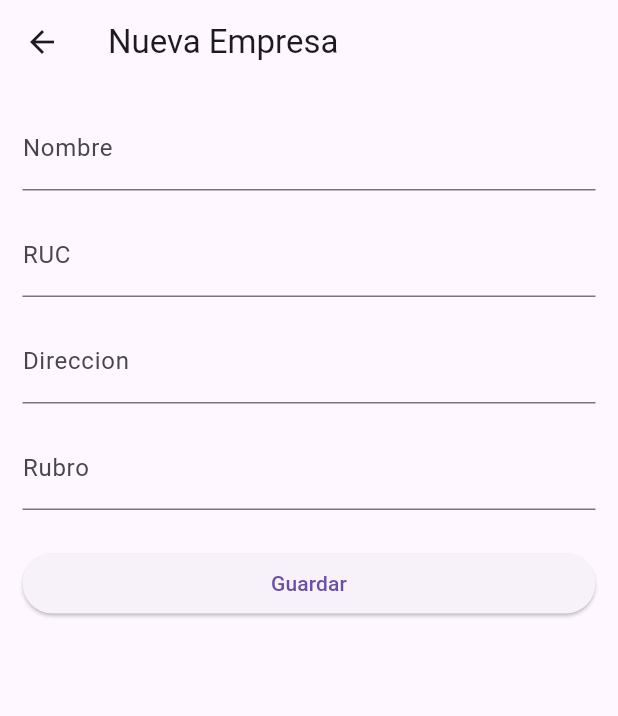
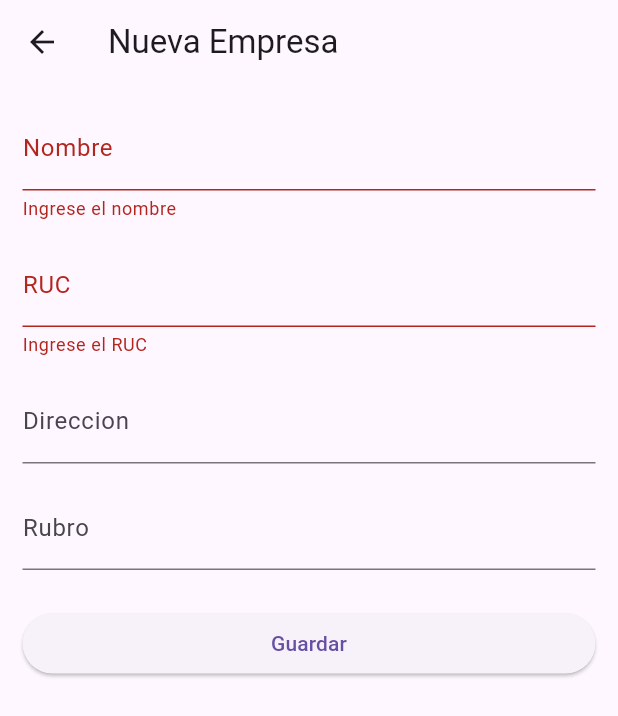
Before and after one commit to AromSanchez/flutter_sin-errores-segun-yo, a Flutter app: the screen it shows after launch, after a tap on "Guardar", on a phone screen of 412 x 824 dp. Shown: the top 716 px of the screen. Run offline on Flutter 3.47's test engine with Material 3 defaults, Android fonts, the phone set to English and light mode, and no system bars; network calls fail.

Commit message:
Refactor app structure to use ChangeNotifierProvider for EmpresaProvider; implement add method in EmpresaProvider; enhance FormScreen for saving empresas and improve ListScreen for better UI and functionality.

```diff
--- a/lib/main.dart
+++ b/lib/main.dart
@@ -1,5 +1,7 @@
+import 'package:crud_withnodejs_b/providers/empresa_provider.dart';
 import 'package:crud_withnodejs_b/screens/screens.dart';
 import 'package:flutter/material.dart';
+import 'package:provider/provider.dart';
 
 void main() => runApp(const MyApp());
 
@@ -8,7 +10,9 @@ class MyApp extends StatelessWidget {
 
   @override
   Widget build(BuildContext context) {
-    return MaterialApp(
+    return ChangeNotifierProvider(
+      create: (context) => EmpresaProvider(),
+      child: MaterialApp(
         debugShowCheckedModeBanner: false,
         title: 'Registro de Empresas',
         theme: ThemeData(primarySwatch: Colors.indigo),
@@ -19,6 +23,7 @@ class MyApp extends StatelessWidget {
           '/detail' : (context) => DetailScreen()
         }
 
+      ),
     );
   }
 }
--- a/lib/providers/empresa_provider.dart
+++ b/lib/providers/empresa_provider.dart
@@ -55,6 +55,20 @@ class EmpresaProvider  with ChangeNotifier{
     }
   }
 
+  Future<void> add(Empresa e) async {
+    _setLoading(true);
+    _setError(null);
+
+    try {
+      final created = await ApiService.createEmpresa(e);
+      _empresas.add(created);
+    } catch (e) {
+      _setError(e.toString());
+    } finally {
+      _setLoading(false);
+    }
+  }
+
   Future<void> remove(int id) async {
     _setLoading(true);
     _setError(null);
--- a/lib/screens/form_screen.dart
+++ b/lib/screens/form_screen.dart
@@ -1,47 +1,145 @@
+import 'package:crud_withnodejs_b/models/empresa.dart';
+import 'package:crud_withnodejs_b/providers/empresa_provider.dart';
 import 'package:flutter/material.dart';
+import 'package:provider/provider.dart';
 
-class FormScreen extends StatelessWidget {
-
+class FormScreen extends StatefulWidget {
   const FormScreen({super.key});
 
   @override
+  State<FormScreen> createState() => _FormScreenState();
+}
+
+class _FormScreenState extends State<FormScreen> {
+  final _formKey = GlobalKey<FormState>();
+  final _nombreController = TextEditingController();
+  final _rucController = TextEditingController();
+  final _direccionController = TextEditingController();
+  final _rubroController = TextEditingController();
+  Empresa? _empresa;
+  bool _isSaving = false;
+
+  @override
+  void didChangeDependencies() {
+    super.didChangeDependencies();
+    if (_empresa != null) return;
+    final args = ModalRoute.of(context)?.settings.arguments;
+    if (args is Empresa) {
+      _empresa = args;
+      _nombreController.text = _empresa!.nombre;
+      _rucController.text = _empresa!.ruc;
+      _direccionController.text = _empresa!.direccion ?? '';
+      _rubroController.text = _empresa!.rubro ?? '';
+    }
+  }
+
+  @override
+  void dispose() {
+    _nombreController.dispose();
+    _rucController.dispose();
+    _direccionController.dispose();
+    _rubroController.dispose();
+    super.dispose();
+  }
+
+  String? _requiredValidator(String? value, String fieldName) {
+    if (value == null || value.trim().isEmpty) {
+      return 'Ingrese $fieldName';
+    }
+    return null;
+  }
+
+  Future<void> _save() async {
+    if (!_formKey.currentState!.validate()) return;
+    setState(() => _isSaving = true);
+
+    final provider = Provider.of<EmpresaProvider>(context, listen: false);
+    final empresa = Empresa(
+      id: _empresa?.id,
+      nombre: _nombreController.text.trim(),
+      ruc: _rucController.text.trim(),
+      direccion: _direccionController.text.trim().isEmpty
+          ? null
+          : _direccionController.text.trim(),
+      rubro: _rubroController.text.trim().isEmpty
+          ? null
+          : _rubroController.text.trim(),
+      esactivo: _empresa?.esactivo ?? true,
+    );
+
+    try {
+      if (_empresa != null && _empresa!.id != null) {
+        await provider.update(_empresa!.id!, empresa);
+      } else {
+        await provider.add(empresa);
+      }
+      if (mounted) Navigator.pop(context);
+    } catch (e) {
+      if (mounted) {
+        ScaffoldMessenger.of(context).showSnackBar(
+          SnackBar(
+            content: Text('Error guardando empresa: $e'),
+            backgroundColor: Colors.red,
+          ),
+        );
+      }
+    } finally {
+      if (mounted) setState(() => _isSaving = false);
+    }
+  }
+
+  @override
   Widget build(BuildContext context) {
+    final title = _empresa != null ? 'Editar Empresa' : 'Nueva Empresa';
+
     return Scaffold(
       appBar: AppBar(
-        title: Text('Nueva Empresa'),
+        title: Text(title),
       ),
       body: Padding(
-        padding: EdgeInsetsGeometry.all(15),
-         child: Form(
+        padding: const EdgeInsets.all(15),
+        child: Form(
+          key: _formKey,
           child: ListView(
             children: [
               TextFormField(
-                decoration: InputDecoration(labelText: "Nombre"),
-                validator: (value) => "Ingrese su nombre",
+                controller: _nombreController,
+                decoration: const InputDecoration(labelText: 'Nombre'),
+                validator: (value) => _requiredValidator(value, 'el nombre'),
               ),
-              SizedBox(height: 15),
+              const SizedBox(height: 15),
               TextFormField(
-                decoration: InputDecoration(labelText: "RUC"),
-                validator: (value) => "Ingrese su RUC",
+                controller: _rucController,
+                decoration: const InputDecoration(labelText: 'RUC'),
+                validator: (value) => _requiredValidator(value, 'el RUC'),
               ),
-              SizedBox(height: 15),
+              const SizedBox(height: 15),
               TextFormField(
-                decoration: InputDecoration(labelText: "Direccion"),
-                validator: (value) => "Ingrese la direccion",
+                controller: _direccionController,
+                decoration: const InputDecoration(labelText: 'Direccion'),
               ),
-              SizedBox(height: 15),
+              const SizedBox(height: 15),
               TextFormField(
-                decoration: InputDecoration(labelText: "Rubro"),
-                validator: (value) => "Ingrese su rubro",
+                controller: _rubroController,
+                decoration: const InputDecoration(labelText: 'Rubro'),
               ),
-              SizedBox(height: 25),
+              const SizedBox(height: 25),
               ElevatedButton(
-                onPressed: (){},
-                child: Text('Guardar')
-                )
+                onPressed: _isSaving ? null : _save,
+                child: _isSaving
+                    ? const SizedBox(
+                        height: 20,
+                        width: 20,
+                        child: CircularProgressIndicator(
+                          color: Colors.white,
+                          strokeWidth: 2,
+                        ),
+                      )
+                    : const Text('Guardar'),
+              ),
             ],
-          )
           ),
+        ),
       ),
     );
   }
--- a/lib/screens/list_screen.dart
+++ b/lib/screens/list_screen.dart
@@ -1,3 +1,6 @@
+import 'dart:math';
+
+import 'package:crud_withnodejs_b/models/empresa.dart';
 import 'package:crud_withnodejs_b/providers/empresa_provider.dart';
 import 'package:flutter/material.dart';
 import 'package:provider/provider.dart';
@@ -86,20 +89,25 @@ class _ListScreenState extends State<ListScreen> {
             child: provider.empresas.isEmpty
             ? Center(child: Text('No hay empresas registradas'),)
             : ListView.builder(
+              padding: EdgeInsets.all(10),
+              itemCount: provider.empresas.length,
               itemBuilder: (context, index) {
+                final Empresa e = provider.empresas[index];
                 return Card(
                   child: ListTile(
-                    title: Text("Nombre de la empresa"),
-                    subtitle: Text("RUC: ..."),
+                    title: Text(e.nombre, style: TextStyle(fontWeight: FontWeight.bold),),
+                    subtitle: Text("RUC: ${e.ruc}"),
+                    onTap: ()=> Navigator.pushNamed(context, '/detail', arguments: e),
                     trailing: Row(
+                      mainAxisSize: MainAxisSize.min,
                       children: [
                         IconButton(
-                          onPressed: () {},
+                          onPressed: ()=>Navigator.pushNamed(context, '/form', arguments: e),
                           icon: Icon(Icons.edit, color: Colors.indigo),
                         ),
                         IconButton(
-                          onPressed: () {},
                           icon: Icon(Icons.delete, color: Colors.red),
+                          onPressed: ()=> _confirmDelete(context, e.id!, e.nombre),
                         ),
                       ],
                     ),
@@ -111,7 +119,7 @@ class _ListScreenState extends State<ListScreen> {
         ],
       ),
       floatingActionButton: FloatingActionButton(
-        onPressed: () {},
+        onPressed: provider.isLoading ? null: () => Navigator.pushNamed(context, '/form'),
         child: Icon(Icons.add_business_outlined),
       ),
     );
--- a/lib/services/api_service.dart
+++ b/lib/services/api_service.dart
@@ -7,7 +7,7 @@ import 'package:crud_withnodejs_b/models/empresa.dart';
 import 'package:http/http.dart' as http;
 
 class ApiService {
-  static const base = 'http://localhost:3000/api/empresas';
+  static const base = 'http://10.0.2.2:3000/api/empresas';
   static Future<List<Empresa>> getEmpresa() async {
     final res = await http.get(Uri.parse(base));
     if(res.statusCode == 200){
```
Lines whose indentation alone changed are shown as unchanged.
